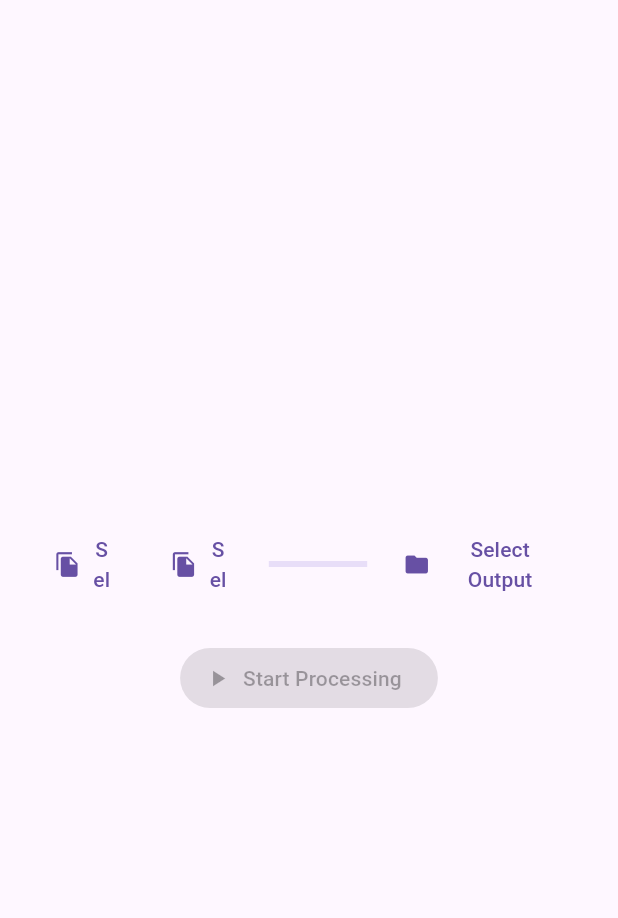
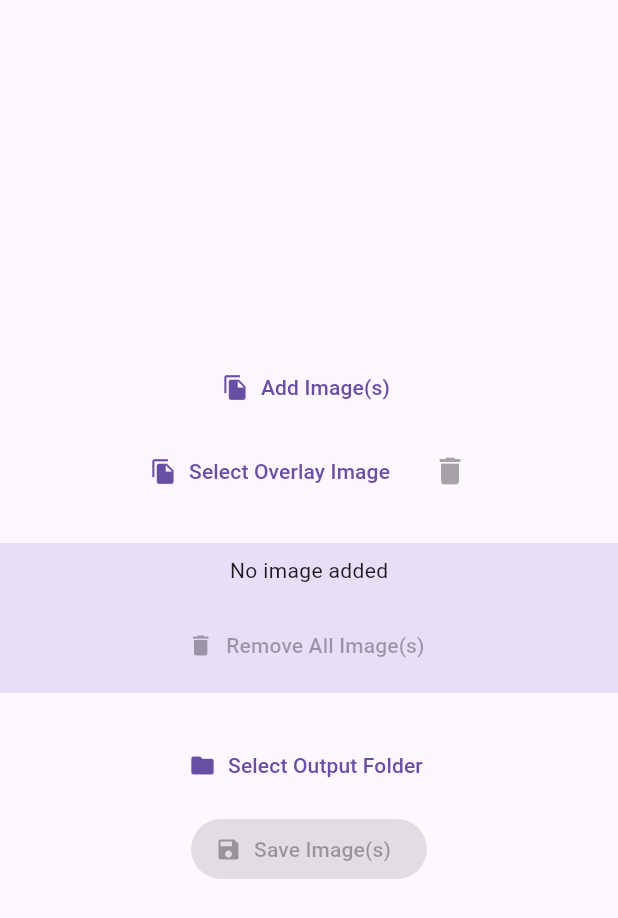
Before and after one commit to SeaDve/bulk_overlay, a Flutter app: the screen it shows after launch, after a tap on "Select Overlay Image", on a phone screen of 412 x 824 dp. Shown: the top 918 px of the screen. Run offline on Flutter 3.47's test engine with Material 3 defaults, Android fonts, the phone set to English and light mode, and no system bars; our stand-ins replace file_picker; missing offline and left inert: window_manager.

Commit message:
impl features

```diff
--- /dev/null
+++ b/devtools_options.yaml
@@ -0,0 +1,3 @@
+description: This file stores settings for Dart & Flutter DevTools.
+documentation: https://docs.flutter.dev/tools/devtools/extensions#configure-extension-enablement-states
+extensions:
--- a/lib/main.dart
+++ b/lib/main.dart
@@ -5,7 +5,6 @@ import 'package:window_manager/window_manager.dart';
 
 import 'ui/home.dart';
 import 'ui/home_viewmodel.dart';
-import 'data/image_processor.dart';
 
 Future<void> main() async {
   WidgetsFlutterBinding.ensureInitialized();
@@ -22,12 +21,7 @@ Future<void> main() async {
 
   runApp(
     MultiProvider(
-      providers: [
-        Provider(create: (context) => ImageProcessor()),
-        ChangeNotifierProvider(
-          create: (context) => HomeViewModel(imageProcessor: context.read()),
-        ),
-      ],
+      providers: [ChangeNotifierProvider(create: (context) => HomeViewModel())],
       child: MainApp(),
     ),
   );
--- a/lib/ui/home.dart
+++ b/lib/ui/home.dart
@@ -1,6 +1,8 @@
 import 'package:flutter/material.dart';
+import 'package:path/path.dart' as path;
 
 import 'home_viewmodel.dart';
+import 'image_tile.dart';
 
 class Home extends StatelessWidget {
   const Home({super.key, required this.viewModel});
@@ -10,37 +12,34 @@ class Home extends StatelessWidget {
   @override
   Widget build(BuildContext context) {
     return Scaffold(
-      body: Padding(
-        padding: EdgeInsets.all(24),
+      body: Center(
         child: Column(
           spacing: 24,
           mainAxisAlignment: MainAxisAlignment.center,
           children: [
-            Row(
-              spacing: 12,
+            Column(
+              spacing: 8,
               children: [
-                Expanded(
-                  child: TextButton.icon(
+                TextButton.icon(
                   icon: Icon(Icons.file_copy),
                   label: Text(
-                      viewModel.imageFiles.isEmpty
-                          ? "Select Image(s)"
-                          : "Selected ${viewModel.imageFiles.length} Image(s)",
+                    "Add Image(s)",
                     textAlign: TextAlign.center,
                     maxLines: 2,
                   ),
                   onPressed: () async {
-                      await viewModel.selectImages();
+                    await viewModel.addImages();
                   },
                 ),
-                ),
-                Expanded(
-                  child: TextButton.icon(
+                Row(
+                  mainAxisAlignment: MainAxisAlignment.center,
+                  children: [
+                    TextButton.icon(
                       icon: Icon(Icons.file_copy),
                       label: Text(
-                      viewModel.overlayImageFile == null
+                        viewModel.overlayImagePath == null
                             ? "Select Overlay Image"
-                          : "${viewModel.overlayImageFile.name}",
+                            : path.basename(viewModel.overlayImagePath!),
                         textAlign: TextAlign.center,
                         maxLines: 2,
                       ),
@@ -48,11 +47,78 @@ class Home extends StatelessWidget {
                         await viewModel.selectOverlayImage();
                       },
                     ),
+                    IconButton(
+                      color: Theme.of(context).colorScheme.primary,
+                      icon: Icon(Icons.delete),
+                      onPressed:
+                          viewModel.overlayImagePath != null &&
+                                  viewModel.canRemoveImages
+                              ? () {
+                                viewModel.removeOverlayImage();
+                              }
+                              : null,
                     ),
-                Expanded(child: LinearProgressIndicator(value: 0.0)),
-                Expanded(
-                  flex: 2,
-                  child: TextButton.icon(
+                  ],
+                ),
+              ],
+            ),
+            Container(
+              color: Theme.of(context).colorScheme.secondaryContainer,
+              padding: EdgeInsets.symmetric(vertical: 8),
+              child: Column(
+                spacing: 8,
+                children: [
+                  Center(
+                    child:
+                        viewModel.imagePaths.isEmpty
+                            ? Text('No image added')
+                            : Text(
+                              '${viewModel.imagePaths.length} image(s) added',
+                            ),
+                  ),
+                  viewModel.imagePaths.isNotEmpty
+                      ? SizedBox(
+                        height: 200,
+                        child: ListView.builder(
+                          restorationId: 'processed_image_list',
+                          scrollDirection: Axis.horizontal,
+                          itemCount: viewModel.imagePaths.length,
+                          itemBuilder: (context, index) {
+                            return ImageTile(
+                              imageFuture: viewModel.getImageAt(index),
+                              onDelete:
+                                  viewModel.canRemoveImages
+                                      ? () {
+                                        viewModel.removeImageAt(index);
+                                      }
+                                      : null,
+                            );
+                          },
+                        ),
+                      )
+                      : SizedBox(),
+                  TextButton.icon(
+                    icon: Icon(Icons.delete),
+                    label: Text(
+                      "Remove All Image(s)",
+                      textAlign: TextAlign.center,
+                      maxLines: 2,
+                    ),
+                    onPressed:
+                        viewModel.imagePaths.isNotEmpty &&
+                                viewModel.canRemoveImages
+                            ? () {
+                              viewModel.removeAllImages();
+                            }
+                            : null,
+                  ),
+                ],
+              ),
+            ),
+            Column(
+              spacing: 8,
+              children: [
+                TextButton.icon(
                   icon: Icon(Icons.folder),
                   label: Text(
                     viewModel.outputFolder == null
@@ -65,22 +131,43 @@ class Home extends StatelessWidget {
                     await viewModel.selectOutputFolder();
                   },
                 ),
+                Builder(
+                  builder: (context) {
+                    if (viewModel.saveError != null) {
+                      return Text(viewModel.saveError!);
+                    }
+
+                    if (viewModel.saveProgress != null) {
+                      if (viewModel.saveProgress == 1.0) {
+                        return Text('Images saved successfully');
+                      } else {
+                        return SizedBox(
+                          width: 20,
+                          height: 20,
+                          child: CircularProgressIndicator(
+                            value: viewModel.saveProgress,
                           ),
-              ],
-            ),
-            FilledButton.icon(
+                        );
+                      }
+                    }
+
+                    return FilledButton.icon(
                       onPressed:
-                  viewModel.canProcess
+                          viewModel.canSaveImages
                               ? () async {
-                        await viewModel.startProcessing();
+                                await viewModel.saveImages();
                               }
                               : null,
-              icon: Icon(Icons.play_arrow),
+                      icon: Icon(Icons.save),
                       label: Text(
-                "Start Processing",
+                        "Save Image(s)",
                         textAlign: TextAlign.center,
                         maxLines: 2,
                       ),
+                    );
+                  },
+                ),
+              ],
             ),
           ],
         ),
--- a/lib/ui/home_viewmodel.dart
+++ b/lib/ui/home_viewmodel.dart
@@ -1,82 +1,190 @@
-import 'dart:io';
+import 'dart:ui' as ui;
 
 import 'package:flutter/material.dart';
 import 'package:file_picker/file_picker.dart';
 import 'package:path/path.dart' as path;
 
-import '../data/image_processor.dart';
+import '../data/image_processor.dart' as image_processor;
+
+// TODO Optimize for many images, limit the number of images loaded at once
 
 class HomeViewModel extends ChangeNotifier {
-  HomeViewModel({required this.imageProcessor});
+  final _imagePaths = <String, ui.Image?>{};
+  Map<String, ui.Image?> get imagePaths => Map.unmodifiable(_imagePaths);
 
-  final ImageProcessor imageProcessor;
-
-  final _imageFiles = <PlatformFile>[];
-  get imageFiles => List.unmodifiable(_imageFiles);
-
-  PlatformFile? _overlayImageFile;
-  get overlayImageFile => _overlayImageFile;
+  String? _overlayImagePath;
+  String? get overlayImagePath => _overlayImagePath;
 
   String? _outputFolder;
-  get outputFolder => _outputFolder;
+  String? get outputFolder => _outputFolder;
 
-  bool get canProcess {
-    return _imageFiles.isNotEmpty &&
-        _overlayImageFile != null &&
-        _outputFolder != null;
+  bool get canSaveImages =>
+      _overlayImagePath != null &&
+      imagePaths.isNotEmpty &&
+      _outputFolder != null;
+  bool get canRemoveImages => _saveProgress == null;
+
+  double? _saveProgress;
+  double? get saveProgress => _saveProgress;
+
+  String? _saveError;
+  String? get saveError => _saveError;
+
+  Future<ui.Image?> getImageAt(int index) async {
+    final imagePath = _imagePaths.keys.elementAtOrNull(index);
+
+    if (imagePath == null) {
+      return null;
+    }
+
+    if (_imagePaths[imagePath] != null) {
+      return _imagePaths[imagePath];
+    }
+
+    final image = await image_processor.processImages([
+      imagePath,
+    ], _overlayImagePath);
+    assert(image.length == 1);
+    _imagePaths[imagePath] = image.values.first;
+
+    return image.values.first;
   }
 
-  Future<void> selectImages() async {
-    final result = await FilePicker.platform.pickFiles(allowMultiple: true);
+  void removeImageAt(int index) {
+    final key = _imagePaths.keys.elementAtOrNull(index);
+
+    if (key == null) {
+      return;
+    }
+
+    _imagePaths.remove(key);
+
+    _saveProgress = null;
+    _saveError = null;
+
+    notifyListeners();
+  }
+
+  void removeAllImages() {
+    _imagePaths.clear();
+
+    _saveProgress = null;
+    _saveError = null;
+
+    notifyListeners();
+  }
+
+  Future<void> addImages() async {
+    final result = await FilePicker.platform.pickFiles(
+      dialogTitle: 'Select Image(s)',
+      allowMultiple: true,
+    );
 
     if (result != null) {
-      _imageFiles.addAll(result.files);
+      _imagePaths.addEntries(
+        result.files.map((file) => MapEntry(file.path!, null)),
+      );
+
+      _saveProgress = null;
+      _saveError = null;
 
       notifyListeners();
     }
   }
 
+  void removeOverlayImage() {
+    _overlayImagePath = null;
+
+    for (final imagePath in _imagePaths.keys) {
+      _imagePaths[imagePath] = null;
+    }
+
+    _saveProgress = null;
+    _saveError = null;
+
+    notifyListeners();
+  }
+
   Future<void> selectOverlayImage() async {
-    final result = await FilePicker.platform.pickFiles(allowMultiple: false);
+    final result = await FilePicker.platform.pickFiles(
+      dialogTitle: 'Select Overlay Image',
+      allowMultiple: false,
+    );
 
     if (result != null) {
       assert(result.isSinglePick);
 
-      final imageFile = result.files.first;
-      _overlayImageFile = imageFile;
-      imageProcessor.overlayImagePath = imageFile.path;
+      _overlayImagePath = result.files.first.path;
+
+      for (final imagePath in _imagePaths.keys) {
+        _imagePaths[imagePath] = null;
+      }
+
+      _saveProgress = null;
+      _saveError = null;
 
       notifyListeners();
     }
   }
 
   Future<void> selectOutputFolder() async {
-    final result = await FilePicker.platform.getDirectoryPath();
+    final result = await FilePicker.platform.getDirectoryPath(
+      dialogTitle: 'Select Output Folder',
+    );
 
     if (result != null) {
       _outputFolder = result;
+
+      _saveProgress = null;
+      _saveError = null;
 
       notifyListeners();
     }
   }
 
-  Future<void> startProcessing() async {
-    for (final imageFile in _imageFiles) {
-      final imagePath = imageFile.path;
+  Future<void> saveImages() async {
+    _saveError = null;
+    _saveProgress = 0.1;
+    notifyListeners();
 
-      if (imagePath == null) {
-        throw Exception('Image file path is null');
+    final unprocessed =
+        _imagePaths.entries
+            .where((e) => e.value == null)
+            .map((e) => e.key)
+            .toList();
+
+    final prevLen = _imagePaths.length;
+    try {
+      final processed = await image_processor.processImages(
+        unprocessed,
+        _overlayImagePath!,
+      );
+      _imagePaths.addAll(processed);
+      assert(_imagePaths.length == prevLen);
+
+      _saveProgress = 0.5;
+      notifyListeners();
+
+      for (final (index, entry) in _imagePaths.entries.indexed) {
+        final imagePath = entry.key;
+        final image = entry.value!;
+
+        final outputPath = path.join(
+          outputFolder!,
+          path.setExtension(path.basename(imagePath), '.png'),
+        );
+        await image_processor.saveImage(image, outputPath);
+
+        _saveProgress = 0.5 + (index + 1) / _imagePaths.length / 2;
+        notifyListeners();
       }
 
-      final image = await imageProcessor.processImage(imagePath);
-      final byteData = await image.toByteData();
-
-      if (byteData == null) {
-        throw Exception('Failed to convert image to bytes');
-      }
-
-      final bytes = byteData.buffer.asUint8List();
-      await File(path.join(outputFolder, imageFile.name)).writeAsBytes(bytes);
+      _saveProgress = 1.0;
+      notifyListeners();
+    } on Exception catch (e) {
+      _saveError = e.toString();
+      _saveProgress = null;
+      notifyListeners();
     }
   }
 }
```
Also changed, not shown: lib/data/image_processor.dart (+57 -60 lines), lib/ui/image_tile.dart (added, +86 -0 lines). Lines whose indentation alone changed are shown as unchanged.
